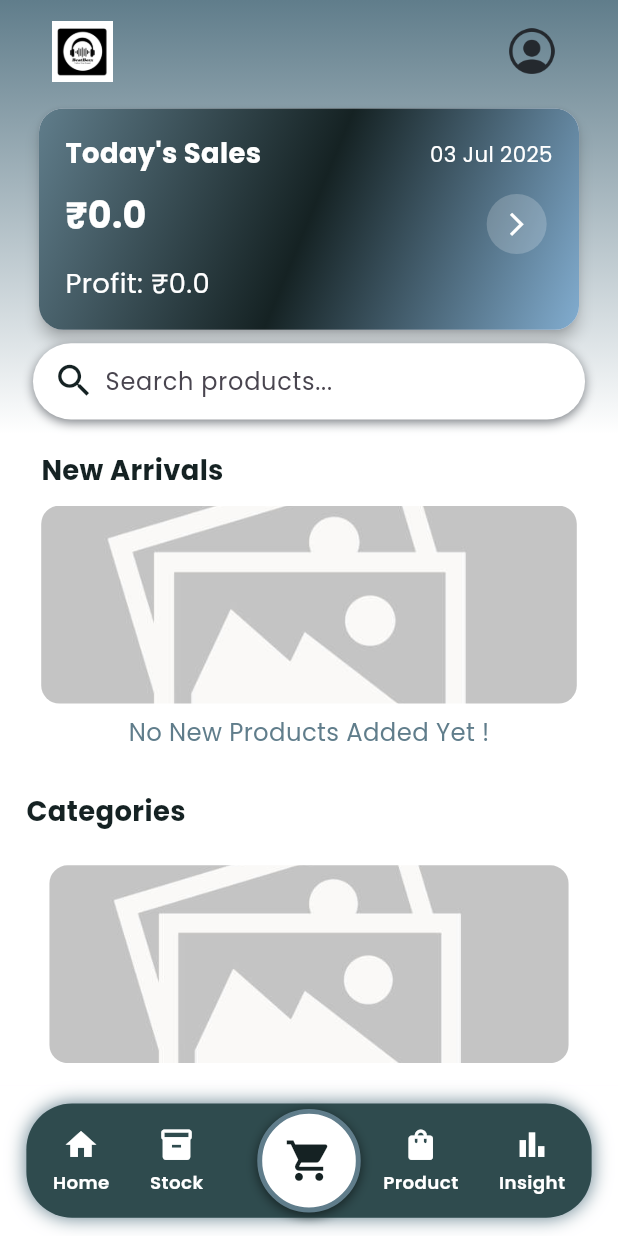
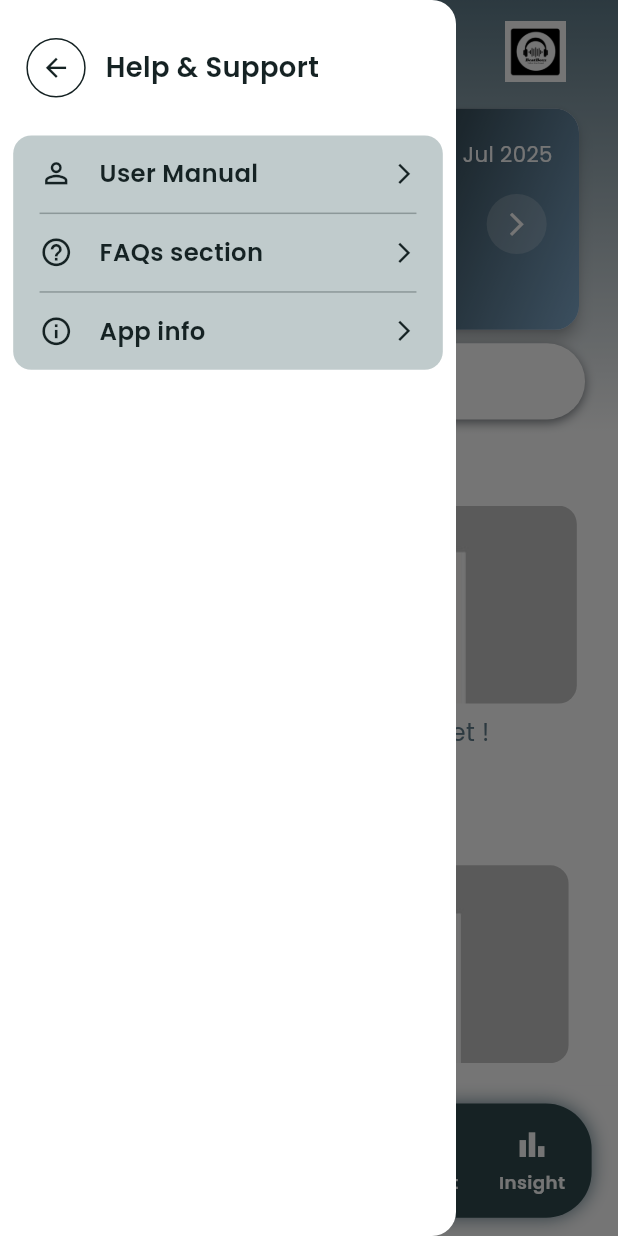
Before and after one commit to yadukrishnan369/beatbox, a Flutter app: the screen it shows after launch, with the side drawer open (before the commit the screen has no drawer), on a phone screen of 412 x 824 dp. Run offline on Flutter 3.47's test engine with Material 3 defaults, Android fonts, the light colour scheme and no system bars; our stand-ins replace flutter_screenutil, google_fonts, hive, hive_flutter, image_picker, local_auth and 2 more; accounts and stored records are empty.

Commit message:
added user manual screen

```diff
--- a/lib/features/app_settings_management/ui/app_settings_screen.dart
+++ b/lib/features/app_settings_info_management/ui/app_settings_screen.dart
@@ -1,5 +1,5 @@
 import 'package:beatbox/core/app_colors.dart';
-import 'package:beatbox/features/app_settings_management/widgets/gst_adjustment.dart';
+import 'package:beatbox/features/app_settings_info_management/widgets/gst_adjustment.dart';
 import 'package:flutter/material.dart';
 import 'package:flutter_screenutil/flutter_screenutil.dart';
 
--- a/lib/features/home/ui/home_screen.dart
+++ b/lib/features/home/ui/home_screen.dart
@@ -1,3 +1,4 @@
+import 'package:beatbox/features/home/widgets/custom_drawer_widget.dart';
 import 'package:flutter/material.dart';
 import 'package:flutter_screenutil/flutter_screenutil.dart';
 import 'package:beatbox/constants/app_images.dart';
@@ -11,13 +12,17 @@ import '../../../widgets/custom_search_bar.dart';
 
 class HomeScreen extends StatelessWidget {
   final int selectedIndex;
-  const HomeScreen({super.key, this.selectedIndex = 0});
+  HomeScreen({super.key, this.selectedIndex = 0});
+
+  final GlobalKey<ScaffoldState> _scaffoldKey = GlobalKey<ScaffoldState>();
 
   @override
   Widget build(BuildContext context) {
     return PopScope(
       canPop: false,
       child: Scaffold(
+        key: _scaffoldKey,
+        drawer: const CustomDrawer(),
         body: Container(
           decoration: BoxDecoration(
             gradient: LinearGradient(
@@ -30,7 +35,7 @@ class HomeScreen extends StatelessWidget {
           child: SafeArea(
             child: Column(
               children: [
-                // logo and app profile
+                // Top Logo & Profile Icon Row
                 Padding(
                   padding: EdgeInsets.symmetric(
                     horizontal: 30.w,
@@ -39,23 +44,27 @@ class HomeScreen extends StatelessWidget {
                   child: Row(
                     mainAxisAlignment: MainAxisAlignment.spaceBetween,
                     children: [
-                      Image.asset(AppImages.logo, width: 40.w, height: 40.h),
                       IconButton(
-                        onPressed: () {},
+                        onPressed: () {
+                          _scaffoldKey.currentState
+                              ?.openDrawer(); // Open drawer using key
+                        },
                         icon: Image.asset(
                           'assets/icons/home_profile.png',
                           width: 30.w,
                           height: 30.h,
+                          color: AppColors.textPrimary,
                         ),
                       ),
+                      Image.asset(AppImages.logo, width: 40.w, height: 40.h),
                     ],
                   ),
                 ),
 
-                // summary Card section
-                SummaryCard(),
+                // Summary card section
+                const SummaryCard(),
 
-                // custom search bar for navigate product screen
+                // Search bar - navigates to product screen
                 GestureDetector(
                   behavior: HitTestBehavior.translucent,
                   onTap: () {
@@ -77,11 +86,10 @@ class HomeScreen extends StatelessWidget {
                   ),
                 ),
 
-                // home screen scroll View
+                // New arrival and category sections
                 Expanded(
                   child: SingleChildScrollView(
                     child: Column(
-                      //call for showing home screen
                       children: const [NewArrivalSection(), CategorySection()],
                     ),
                   ),
@@ -90,7 +98,6 @@ class HomeScreen extends StatelessWidget {
             ),
           ),
         ),
-        //custom bottom navigation bar
         bottomNavigationBar: const CustomBottomNavBar(),
       ),
     );
--- /dev/null
+++ b/lib/features/home/widgets/custom_drawer_widget.dart
@@ -0,0 +1,145 @@
+import 'package:beatbox/core/app_colors.dart';
+import 'package:beatbox/routes/app_routes.dart';
+import 'package:flutter/material.dart';
+import 'package:flutter_screenutil/flutter_screenutil.dart';
+
+class CustomDrawer extends StatelessWidget {
+  const CustomDrawer({super.key});
+
+  @override
+  Widget build(BuildContext context) {
+    return Drawer(
+      backgroundColor: AppColors.white,
+      shape: const RoundedRectangleBorder(
+        borderRadius: BorderRadius.only(
+          topRight: Radius.circular(16),
+          bottomRight: Radius.circular(16),
+        ),
+      ),
+      child: SafeArea(
+        child: Column(
+          crossAxisAlignment: CrossAxisAlignment.start,
+          children: [
+            // Header with back and title
+            Padding(
+              padding: EdgeInsets.symmetric(horizontal: 16.w, vertical: 25.h),
+              child: Row(
+                children: [
+                  Container(
+                    width: 36.w,
+                    height: 36.w,
+                    decoration: BoxDecoration(
+                      shape: BoxShape.circle,
+                      border: Border.all(
+                        color: AppColors.textPrimary,
+                        width: 1,
+                      ),
+                    ),
+                    child: IconButton(
+                      padding: EdgeInsets.zero,
+                      icon: Icon(
+                        Icons.arrow_back,
+                        size: 20.sp,
+                        color: AppColors.textPrimary,
+                      ),
+                      onPressed: () => Navigator.pop(context),
+                    ),
+                  ),
+                  SizedBox(width: 12.w),
+                  Text(
+                    'Help & Support',
+                    style: TextStyle(
+                      fontSize: 18.sp,
+                      fontWeight: FontWeight.w600,
+                      color: AppColors.textPrimary,
+                    ),
+                  ),
+                ],
+              ),
+            ),
+
+            // Menu Section
+            Padding(
+              padding: EdgeInsets.symmetric(horizontal: 8.w),
+              child: Container(
+                decoration: BoxDecoration(
+                  color: AppColors.contColor,
+                  borderRadius: BorderRadius.circular(12.r),
+                ),
+                child: Column(
+                  children: [
+                    _buildMenuItem(
+                      context,
+                      icon: Icons.person_outline,
+                      title: 'User Manual',
+                      onTap: () {
+                        Navigator.pushNamed(context, AppRoutes.userManual);
+                      },
+                    ),
+                    _buildDivider(),
+                    _buildMenuItem(
+                      context,
+                      icon: Icons.help_outline,
+                      title: 'FAQs section',
+                      onTap: () {},
+                    ),
+                    _buildDivider(),
+                    _buildMenuItem(
+                      context,
+                      icon: Icons.info_outline,
+                      title: 'App info',
+                      onTap: () {},
+                    ),
+                  ],
+                ),
+              ),
+            ),
+          ],
+        ),
+      ),
+    );
+  }
+
+  Widget _buildMenuItem(
+    BuildContext context, {
+    required IconData icon,
+    required String title,
+    required VoidCallback onTap,
+  }) {
+    return InkWell(
+      onTap: onTap,
+      child: Padding(
+        padding: EdgeInsets.symmetric(horizontal: 16.w, vertical: 14.h),
+        child: Row(
+          children: [
+            Icon(icon, size: 22.sp, color: AppColors.textPrimary),
+            SizedBox(width: 16.w),
+            Expanded(
+              child: Text(
+                title,
+                style: TextStyle(
+                  fontSize: 16.sp,
+                  fontWeight: FontWeight.w600,
+                  color: AppColors.textPrimary,
+                ),
+              ),
+            ),
+            Icon(
+              Icons.arrow_forward_ios,
+              size: 16.sp,
+              color: AppColors.textPrimary,
+            ),
+          ],
+        ),
+      ),
+    );
+  }
+
+  Widget _buildDivider() {
+    return Container(
+      height: 1.h,
+      color: AppColors.textPrimary.withOpacity(0.3),
+      margin: EdgeInsets.symmetric(horizontal: 16.w),
+    );
+  }
+}
--- a/lib/main.dart
+++ b/lib/main.dart
@@ -1,4 +1,5 @@
 import 'dart:io';
+import 'package:beatbox/features/app_settings_info_management/ui/user_manual_screen.dart';
 import 'package:beatbox/features/auth/biometric_screen.dart';
 import 'package:beatbox/features/bill_management/ui/bill_details_screen.dart';
 import 'package:beatbox/features/bill_management/ui/bill_history_screen.dart';
@@ -9,7 +10,7 @@ import 'package:beatbox/features/product_management/ui/stock_entry_screen.dart';
 import 'package:beatbox/features/sales_management/controller/cart_controller.dart';
 import 'package:beatbox/features/sales_management/controller/sales_controller.dart';
 import 'package:beatbox/features/sales_management/model/cart_item_model.dart';
-import 'package:beatbox/features/app_settings_management/ui/app_settings_screen.dart';
+import 'package:beatbox/features/app_settings_info_management/ui/app_settings_screen.dart';
 import 'package:beatbox/features/sales_management/model/sales_model.dart';
 import 'package:beatbox/features/sales_management/ui/billing_screen.dart';
 import 'package:beatbox/features/sales_management/ui/cart_screen.dart';
@@ -167,6 +168,7 @@ class _MyAppState extends State<MyApp> {
                 (context) => SalesAndCustomerDetailsScreen(),
             AppRoutes.billHistory: (context) => BillHistoryScreen(),
             AppRoutes.billDetails: (context) => BillDetailsScreen(),
+            AppRoutes.userManual: (context) => UserManualScreen(),
           },
           // set fixed text size of user device settings
           builder: (context, child) {
--- a/lib/routes/app_routes.dart
+++ b/lib/routes/app_routes.dart
@@ -1,3 +1,4 @@
+import 'package:beatbox/features/app_settings_info_management/ui/user_manual_screen.dart';
 import 'package:beatbox/features/bill_management/ui/bill_details_screen.dart';
 import 'package:beatbox/features/bill_management/ui/bill_history_screen.dart';
 import 'package:beatbox/features/home/ui/home_screen.dart';
@@ -12,7 +13,7 @@ import 'package:beatbox/features/product_management/ui/products_screen.dart';
 import 'package:beatbox/features/product_management/ui/stock_entry_details_screen.dart';
 import 'package:beatbox/features/product_management/ui/stock_entry_screen.dart';
 import 'package:beatbox/features/product_management/ui/edit_delete_product_screen.dart';
-import 'package:beatbox/features/app_settings_management/ui/app_settings_screen.dart';
+import 'package:beatbox/features/app_settings_info_management/ui/app_settings_screen.dart';
 import 'package:beatbox/features/sales_management/ui/billing_screen.dart';
 import 'package:beatbox/features/sales_management/ui/cart_screen.dart';
 import 'package:beatbox/features/sales_management/ui/sales_customer_details_screen.dart';
@@ -44,6 +45,7 @@ class AppRoutes {
   static const String salesAndCustomerDetails = '/salesAndCustomerDetails';
   static const String billHistory = '/billHistory';
   static const String billDetails = '/billDetails';
+  static const String userManual = '/userManual';
 
   /// set each routes, its screen widget
   static Map<String, WidgetBuilder> get routes => {
@@ -68,6 +70,7 @@ class AppRoutes {
     salesAndCustomerDetails: (context) => SalesAndCustomerDetailsScreen(),
     billHistory: (context) => BillHistoryScreen(),
     billDetails: (context) => BillDetailsScreen(),
+    userManual: (context) => UserManualScreen(),
   };
 
   //tracking navigation and Pause/resume the app
```
Also changed, not shown: lib/features/app_settings_info_management/ui/user_manual_screen.dart (added, +181 -0 lines), lib/features/app_settings_info_management/widgets/user_manual_section_widget.dart (added, +101 -0 lines), lib/features/app_settings_info_management/widgets/gst_adjustment.dart (renamed from lib/features/app_settings_management/widgets/gst_adjustment.dart).
